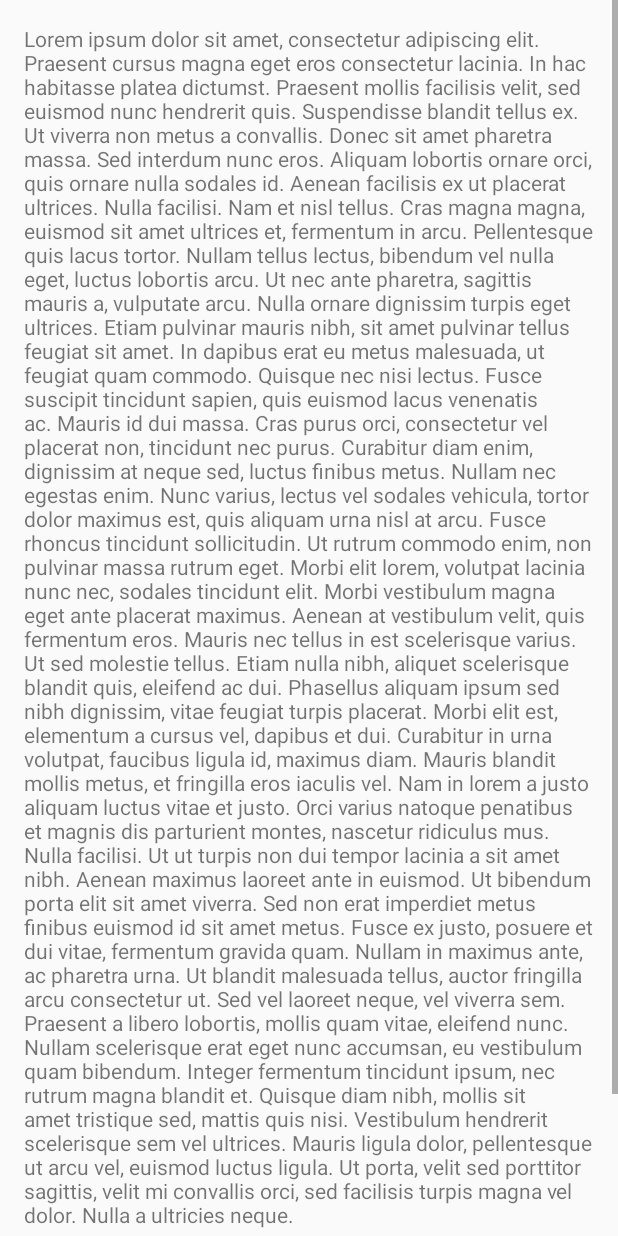
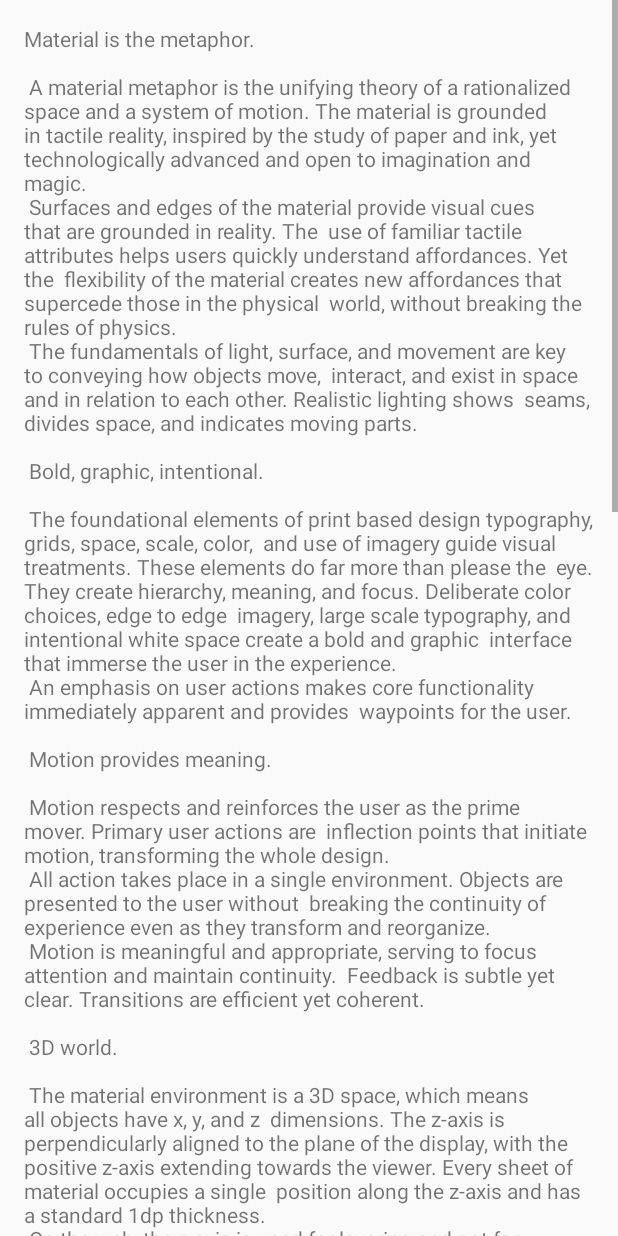
Before and after one commit to lucarossi147/smart-tourist, an Android app: the PoiFragment screen opened through its navigation route, on a phone screen of 412 x 824 dp. Run offline under Robolectric (Android 15) with nearby library versions, the phone set to English and light mode, and no system bars; our stand-ins replace Picasso; pictures from the network do not load.

Commit message:
login now cache info and passes user to mapFragment

```diff
--- a/SmartTourist/app/src/main/java/io/github/lucarossi147/smarttourist/PoiFragment.kt
+++ b/SmartTourist/app/src/main/java/io/github/lucarossi147/smarttourist/PoiFragment.kt
@@ -51,7 +51,7 @@ class PoiFragment : Fragment() {
         }
 
         val tv: TextView = view.findViewById(R.id.poiInfoTextView)
-        tv.text = resources.getString(R.string.loremIpsum)
+        tv.text = resources.getString(R.string.large_text)
 //        tv.text = poi?.info
 
         signButton?.setOnClickListener {
--- a/SmartTourist/app/src/main/java/io/github/lucarossi147/smarttourist/data/LoginDataSource.kt
+++ b/SmartTourist/app/src/main/java/io/github/lucarossi147/smarttourist/data/LoginDataSource.kt
@@ -18,7 +18,7 @@ import java.io.IOException
 
 class LoginDataSource {
 
-suspend fun login(username: String, password: String): Result<LoggedInUser> {//401 wrong password
+suspend fun login(username: String, password: String): Result<LoggedInUser> {
     val jsonObject = JSONObject()
     jsonObject.put("username", username)
     jsonObject.put("password", password)
--- a/SmartTourist/app/src/main/java/io/github/lucarossi147/smarttourist/data/LoginRepository.kt
+++ b/SmartTourist/app/src/main/java/io/github/lucarossi147/smarttourist/data/LoginRepository.kt
@@ -1,5 +1,8 @@
 package io.github.lucarossi147.smarttourist.data
 
+import android.app.Activity
+import android.content.Context
+import io.github.lucarossi147.smarttourist.R
 import io.github.lucarossi147.smarttourist.data.model.LoggedInUser
 
 /**
@@ -7,7 +10,7 @@ import io.github.lucarossi147.smarttourist.data.model.LoggedInUser
  * maintains an in-memory cache of login status and user credentials information.
  */
 
-class LoginRepository(val dataSource: LoginDataSource) {
+class LoginRepository(val dataSource: LoginDataSource, private val activity: Activity?) {
 
     // in-memory cache of the loggedInUser object
     var user: LoggedInUser? = null
@@ -19,7 +22,14 @@ class LoginRepository(val dataSource: LoginDataSource) {
     init {
         // If user credentials will be cached in local storage, it is recommended it be encrypted
         // @see https://developer.android.com/training/articles/keystore
-        user = null
+        val sharedPref = activity?.getPreferences(Context.MODE_PRIVATE)
+        val username = sharedPref?.getString(activity?.getString(R.string.username), null)
+        val token = sharedPref?.getString(activity?.getString(R.string.token), null)
+        user = if (username != null && token!= null) {
+            LoggedInUser(username, token)
+        } else {
+            null
+        }
     }
 
     fun logout() {
@@ -39,6 +49,13 @@ class LoginRepository(val dataSource: LoginDataSource) {
 
     private fun setLoggedInUser(loggedInUser: LoggedInUser) {
         this.user = loggedInUser
+        val sharedPref = activity?.getPreferences(Context.MODE_PRIVATE) ?: return
+        with (sharedPref.edit()) {
+            putString(activity.getString(R.string.username), loggedInUser.username)
+            putString(activity.getString(R.string.token), loggedInUser.token)
+//            putInt(getString(R.string.saved_high_score_key), newHighScore)
+            apply()
+        }
         // If user credentials will be cached in local storage, it is recommended it be encrypted
         // @see https://developer.android.com/training/articles/keystore
     }
--- a/SmartTourist/app/src/main/java/io/github/lucarossi147/smarttourist/data/model/LoggedInUser.kt
+++ b/SmartTourist/app/src/main/java/io/github/lucarossi147/smarttourist/data/model/LoggedInUser.kt
@@ -1,9 +1,13 @@
 package io.github.lucarossi147.smarttourist.data.model
+
+import android.os.Parcelable
+import kotlinx.parcelize.Parcelize
 
 /**
  * Data class that captures user information for logged in users retrieved from LoginRepository
  */
+@Parcelize
 data class LoggedInUser(
     val username: String,
     val token: String
-)
+) : Parcelable
--- a/SmartTourist/app/src/main/java/io/github/lucarossi147/smarttourist/ui/login/LoginViewModel.kt
+++ b/SmartTourist/app/src/main/java/io/github/lucarossi147/smarttourist/ui/login/LoginViewModel.kt
@@ -8,6 +8,8 @@ import io.github.lucarossi147.smarttourist.data.LoginRepository
 import io.github.lucarossi147.smarttourist.data.Result
 
 import io.github.lucarossi147.smarttourist.R
+import io.github.lucarossi147.smarttourist.data.model.LoggedInUser
+import kotlinx.coroutines.runBlocking
 
 class LoginViewModel(private val loginRepository: LoginRepository) : ViewModel() {
 
@@ -17,8 +19,16 @@ class LoginViewModel(private val loginRepository: LoginRepository) : ViewModel()
     private val _loginResult = MutableLiveData<LoginResult>()
     val loginResult: LiveData<LoginResult> = _loginResult
 
-    suspend fun login(username: String, password: String) {
+    fun getUser():LoggedInUser? {
+        if (loginRepository.isLoggedIn) {
+            return loginRepository.user
+        }
+        return null
+    }
+
+    fun login(username: String, password: String) {
         // can be launched in a separate asynchronous job
+        runBlocking {
             val result = loginRepository.login(username, password)
             if (result is Result.Success) {
                 _loginResult.value =
@@ -26,6 +36,8 @@ class LoginViewModel(private val loginRepository: LoginRepository) : ViewModel()
             } else {
                 _loginResult.value = LoginResult(error = R.string.login_failed)
             }
+        }
+
     }
 
     fun loginDataChanged(username: String, password: String) {
--- a/SmartTourist/app/src/main/java/io/github/lucarossi147/smarttourist/ui/login/LoginViewModelFactory.kt
+++ b/SmartTourist/app/src/main/java/io/github/lucarossi147/smarttourist/ui/login/LoginViewModelFactory.kt
@@ -1,5 +1,7 @@
 package io.github.lucarossi147.smarttourist.ui.login
 
+import android.app.Activity
+import android.content.Context
 import androidx.lifecycle.ViewModel
 import androidx.lifecycle.ViewModelProvider
 import io.github.lucarossi147.smarttourist.data.LoginDataSource
@@ -9,14 +11,15 @@ import io.github.lucarossi147.smarttourist.data.LoginRepository
  * ViewModel provider factory to instantiate LoginViewModel.
  * Required given LoginViewModel has a non-empty constructor
  */
-class LoginViewModelFactory : ViewModelProvider.Factory {
+class LoginViewModelFactory(private val activity: Activity?) : ViewModelProvider.Factory {
 
     @Suppress("UNCHECKED_CAST")
     override fun <T : ViewModel> create(modelClass: Class<T>): T {
         if (modelClass.isAssignableFrom(LoginViewModel::class.java)) {
             return LoginViewModel(
                 loginRepository = LoginRepository(
-                    dataSource = LoginDataSource()
+                    dataSource = LoginDataSource(),
+                    activity =  activity
                 )
             ) as T
         }
--- a/SmartTourist/app/src/main/res/layout/fragment_login.xml
+++ b/SmartTourist/app/src/main/res/layout/fragment_login.xml
@@ -69,6 +69,6 @@
         app:layout_constraintEnd_toEndOf="parent"
         app:layout_constraintStart_toStartOf="parent"
         app:layout_constraintTop_toTopOf="parent"
-        android:visibility="gone" />
+        android:visibility="invisible" />
 
 </androidx.constraintlayout.widget.ConstraintLayout>
--- a/SmartTourist/app/src/main/res/layout/fragment_poi.xml
+++ b/SmartTourist/app/src/main/res/layout/fragment_poi.xml
@@ -45,7 +45,7 @@
                 android:layout_height="wrap_content"
                 android:autofillHints=""
                 android:ems="10"
-                android:hint="@string/leave_a_message_for_other_people"
+                android:hint="@string/large_text"
                 android:gravity="start|top"
                 android:inputType="textMultiLine"
                 android:padding="@dimen/text_margin"
--- a/SmartTourist/app/src/main/res/navigation/navigation.xml
+++ b/SmartTourist/app/src/main/res/navigation/navigation.xml
@@ -3,7 +3,7 @@
     xmlns:app="http://schemas.android.com/apk/res-auto"
     xmlns:tools="http://schemas.android.com/tools"
     android:id="@+id/navigation"
-    app:startDestination="@id/mapsFragment">
+    app:startDestination="@id/loginFragment">
 
     <fragment
         android:id="@+id/loginFragment"
--- a/SmartTourist/app/src/main/res/values/strings.xml
+++ b/SmartTourist/app/src/main/res/values/strings.xml
@@ -6,24 +6,13 @@
     <string name="action_sign_in">Sign in or register</string>
     <string name="action_sign_in_short">Sign in</string>
     <string name="welcome">"Welcome! "</string>
+    <string name="welcome_back">"Welcome Back! "</string>
     <string name="invalid_username">Not a valid username</string>
     <string name="invalid_password">Password must be >5 characters</string>
     <string name="login_failed">"Login failed"</string>
     <string name="scan_qr">Scan QR!</string>
     <!-- TODO: Remove or change this placeholder text -->
     <string name="hello_blank_fragment">Hello blank fragment</string>
-    <string name="loremIpsum">
-
-Lorem ipsum dolor sit amet, consectetur adipiscing elit. Praesent cursus magna eget eros consectetur lacinia. In hac habitasse platea dictumst. Praesent mollis facilisis velit, sed euismod nunc hendrerit quis. Suspendisse blandit tellus ex. Ut viverra non metus a convallis. Donec sit amet pharetra massa. Sed interdum nunc eros. Aliquam lobortis ornare orci, quis ornare nulla sodales id. Aenean facilisis ex ut placerat ultrices. Nulla facilisi. Nam et nisl tellus. Cras magna magna, euismod sit amet ultrices et, fermentum in arcu. Pellentesque quis lacus tortor.
-
-Nullam tellus lectus, bibendum vel nulla eget, luctus lobortis arcu. Ut nec ante pharetra, sagittis mauris a, vulputate arcu. Nulla ornare dignissim turpis eget ultrices. Etiam pulvinar mauris nibh, sit amet pulvinar tellus feugiat sit amet. In dapibus erat eu metus malesuada, ut feugiat quam commodo. Quisque nec nisi lectus. Fusce suscipit tincidunt sapien, quis euismod lacus venenatis ac. Mauris id dui massa. Cras purus orci, consectetur vel placerat non, tincidunt nec purus. Curabitur diam enim, dignissim at neque sed, luctus finibus metus. Nullam nec egestas enim. Nunc varius, lectus vel sodales vehicula, tortor dolor maximus est, quis aliquam urna nisl at arcu. Fusce rhoncus tincidunt sollicitudin. Ut rutrum commodo enim, non pulvinar massa rutrum eget.
-
-Morbi elit lorem, volutpat lacinia nunc nec, sodales tincidunt elit. Morbi vestibulum magna eget ante placerat maximus. Aenean at vestibulum velit, quis fermentum eros. Mauris nec tellus in est scelerisque varius. Ut sed molestie tellus. Etiam nulla nibh, aliquet scelerisque blandit quis, eleifend ac dui. Phasellus aliquam ipsum sed nibh dignissim, vitae feugiat turpis placerat. Morbi elit est, elementum a cursus vel, dapibus et dui. Curabitur in urna volutpat, faucibus ligula id, maximus diam.
-
-Mauris blandit mollis metus, et fringilla eros iaculis vel. Nam in lorem a justo aliquam luctus vitae et justo. Orci varius natoque penatibus et magnis dis parturient montes, nascetur ridiculus mus. Nulla facilisi. Ut ut turpis non dui tempor lacinia a sit amet nibh. Aenean maximus laoreet ante in euismod. Ut bibendum porta elit sit amet viverra. Sed non erat imperdiet metus finibus euismod id sit amet metus. Fusce ex justo, posuere et dui vitae, fermentum gravida quam. Nullam in maximus ante, ac pharetra urna.
-
-Ut blandit malesuada tellus, auctor fringilla arcu consectetur ut. Sed vel laoreet neque, vel viverra sem. Praesent a libero lobortis, mollis quam vitae, eleifend nunc. Nullam scelerisque erat eget nunc accumsan, eu vestibulum quam bibendum. Integer fermentum tincidunt ipsum, nec rutrum magna blandit et. Quisque diam nibh, mollis sit amet tristique sed, mattis quis nisi. Vestibulum hendrerit scelerisque sem vel ultrices. Mauris ligula dolor, pellentesque ut arcu vel, euismod luctus ligula. Ut porta, velit sed porttitor sagittis, velit mi convallis orci, sed facilisis turpis magna vel dolor. Nulla a ultricies neque. </string>
-    <string name="leave_a_message_for_other_people">Leave a message for other people!</string>
     <string name="sign">Sign!</string>
     <string name="large_text">
         "Material is the metaphor.\n\n"
@@ -116,4 +105,6 @@ Ut blandit malesuada tellus, auctor fringilla arcu consectetur ut. Sed vel laore
     </string>
     <string name="check_out_other_signatures">Check out other signatures!</string>
     <string name="go_back_and_explore_more">Go back and explore more!</string>
+    <string name="username">username</string>
+    <string name="token">token</string>
 </resources>
```
Also changed, not shown: SmartTourist/app/src/main/java/io/github/lucarossi147/smarttourist/Client.kt (deleted, +0 -8 lines), SmartTourist/app/src/main/java/io/github/lucarossi147/smarttourist/MapsFragment.kt (+11 -6 lines), SmartTourist/app/src/main/java/io/github/lucarossi147/smarttourist/ui/login/LoginFragment.kt (+25 -16 lines). Lines whose indentation alone changed are shown as unchanged.
